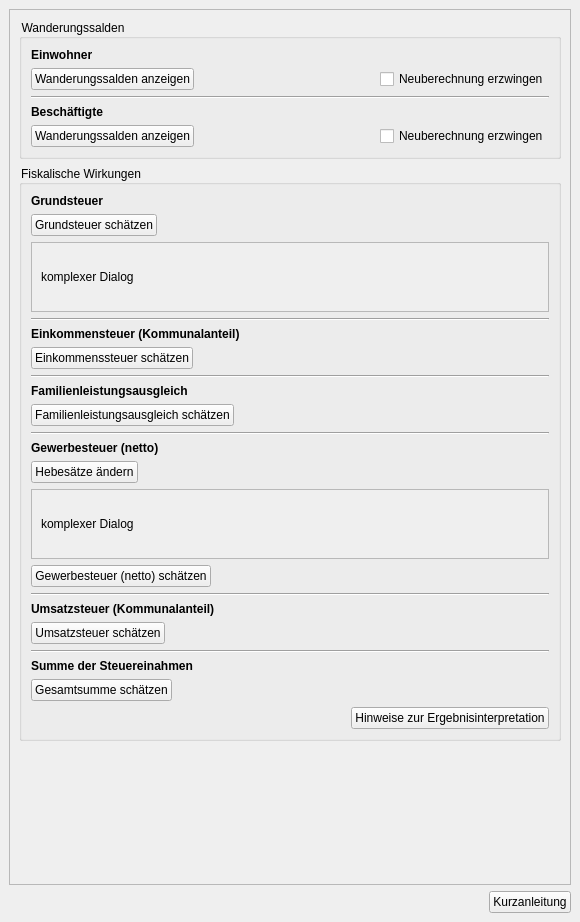
Above: projektchecktools/ui/ProjektCheck_dockwidget_analysis_07-KSt.ui from projektcheck/ProjektCheck-QGIS before the change. Below: the same form after it.
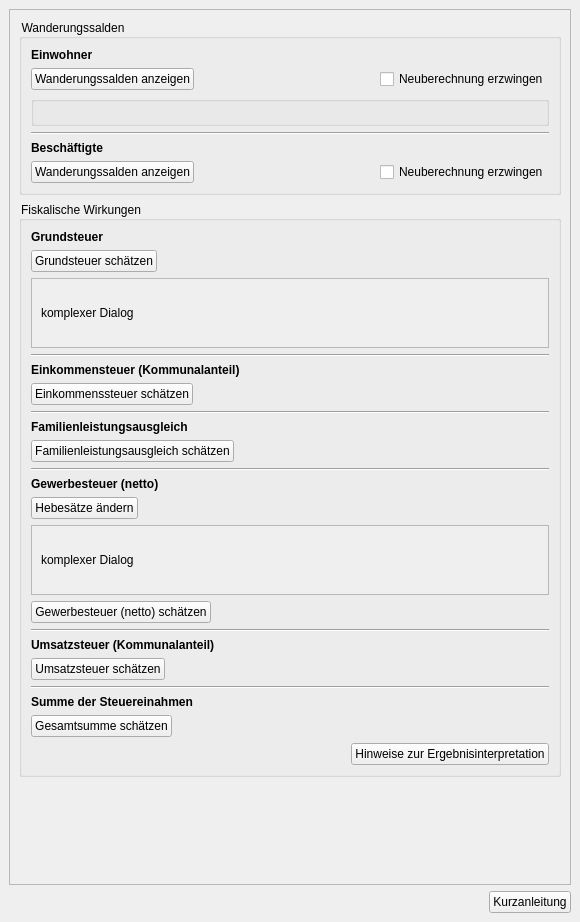
That is the form after the change. Icons and pictures are not drawn. Custom widgets are drawn as their Qt base class.

What changed in the file:
```diff
--- a/projektchecktools/ui/ProjektCheck_dockwidget_analysis_07-KSt.ui
+++ b/projektchecktools/ui/ProjektCheck_dockwidget_analysis_07-KSt.ui
@@ -141,6 +141,22 @@
              </item>
             </layout>
            </item>
+           <item>
+            <widget class="QGroupBox" name="einwohner_parameter_group">
+             <property name="font">
+              <font>
+               <family>MS Shell Dlg 2</family>
+               <pointsize>8</pointsize>
+               <weight>50</weight>
+               <bold>false</bold>
+              </font>
+             </property>
+             <property name="title">
+              <string/>
+             </property>
+             <layout class="QVBoxLayout" name="verticalLayout_9"/>
+            </widget>
+           </item>
            <item>
             <widget class="Line" name="line">
              <property name="frameShadow">
```
